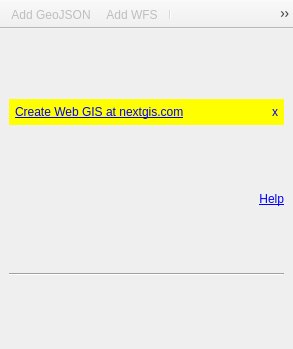
The window that src/tree_panel_base.ui (nextgis/nextgis_connect) describes before a commit, drawn with Qt 5.
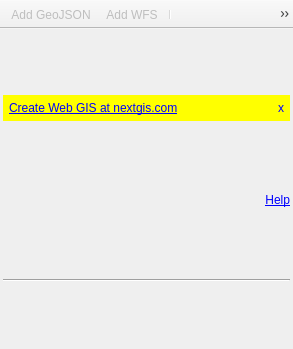
The same window after the commit. Icons and pictures are not drawn.

```diff
--- a/src/tree_panel_base.ui
+++ b/src/tree_panel_base.ui
@@ -15,6 +15,18 @@
   </property>
   <widget class="QWidget" name="centralwidget">
    <layout class="QVBoxLayout" name="verticalLayout">
+    <property name="leftMargin">
+     <number>3</number>
+    </property>
+    <property name="topMargin">
+     <number>0</number>
+    </property>
+    <property name="rightMargin">
+     <number>3</number>
+    </property>
+    <property name="bottomMargin">
+     <number>0</number>
+    </property>
     <item>
      <widget class="QWidget" name="webGISCreationMessageWidget" native="true">
       <property name="sizePolicy">
```
